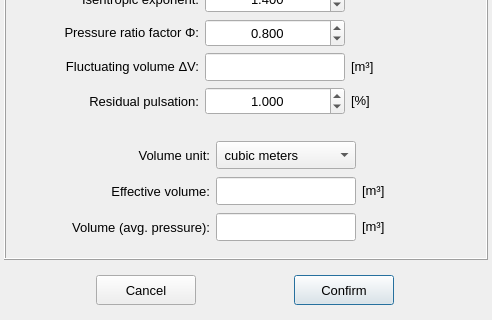
Above: pulse/interface/data/ui_files/model/setup/acoustic/pulsation_damper_calculator_inputs.ui from open-pulse/OpenPulse before the change; both pictures show x 0 to 492 and y 256 to 576 of the 492 by 576 pixel window. Below: the same form after it.
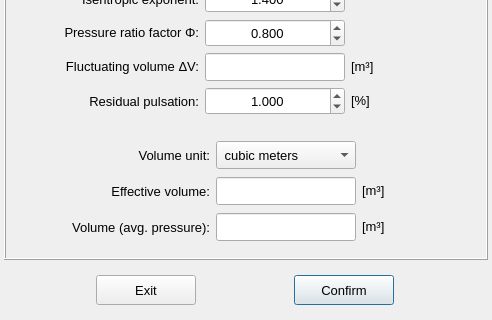
That is the form after the change.

Commit message: Replace the button text "Cancel" by "Exit"

```diff
--- a/pulse/interface/data/ui_files/model/setup/acoustic/pulsation_damper_calculator_inputs.ui
+++ b/pulse/interface/data/ui_files/model/setup/acoustic/pulsation_damper_calculator_inputs.ui
@@ -1329,7 +1329,7 @@
          <string notr="true"/>
         </property>
         <property name="text">
-         <string>Cancel</string>
+         <string>Exit</string>
         </property>
         <property name="autoDefault">
          <bool>false</bool>
```
Left out of the diff: 2 changed lines with no effect on the pictures. The commit also changes 75 other files.
